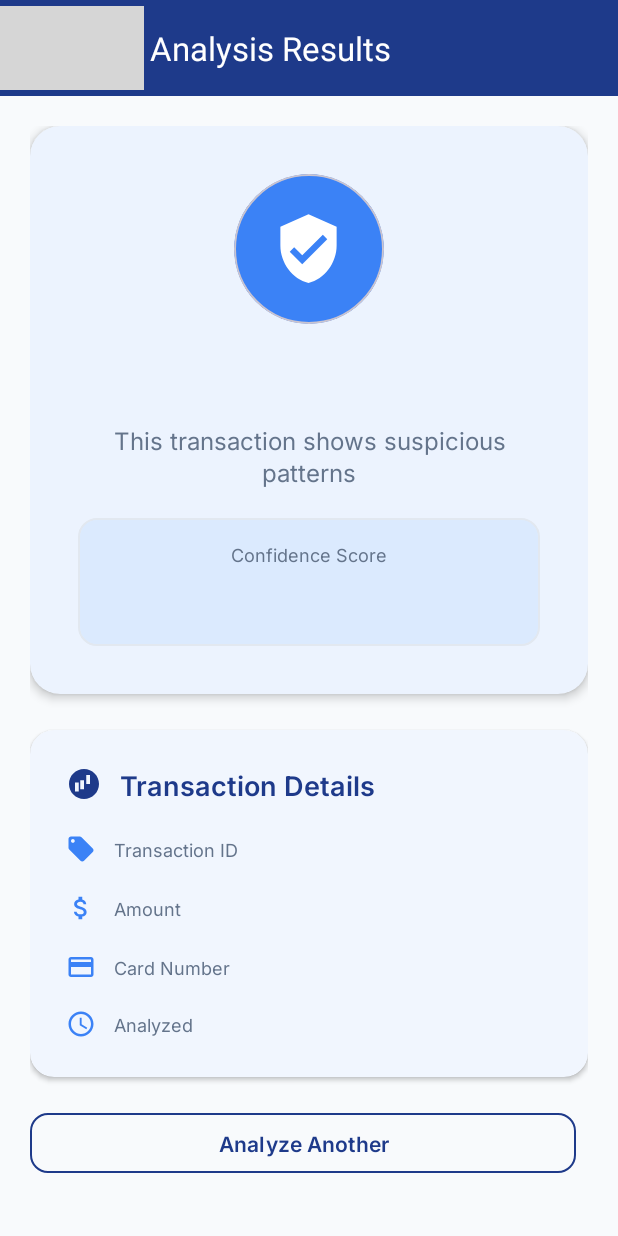
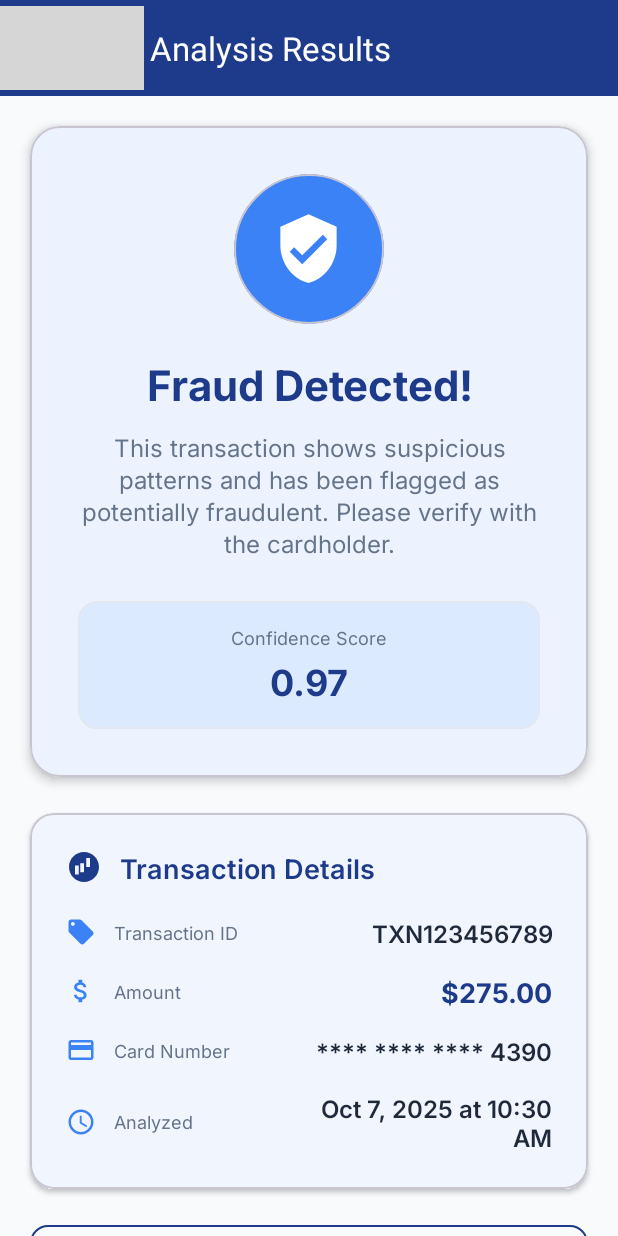
Before and after one commit to usama879/creditcardfraudproject, an Android app: the layout activity_fraud_detection_result.xml on its own in the app's theme, with its tools: preview values and no code run, on a phone screen of 412 x 824 dp. Run offline under Robolectric (Android 15) with nearby library versions, the phone set to English and light mode, and no system bars; grey boxes are pictures that could not be loaded.

Commit message:
FraudShield App Completed Week 11

```diff
--- a/app/src/main/AndroidManifest.xml
+++ b/app/src/main/AndroidManifest.xml
@@ -16,6 +16,9 @@
         android:supportsRtl="true"
         android:theme="@style/Theme.FraudShield"
         tools:targetApi="31">
+        <activity
+            android:name=".PenTestActivity"
+            android:exported="false" />
         <activity
             android:name=".StatisticsAnalyticsActivity"
             android:exported="false" />
--- a/app/src/main/res/layout/activity_fraud_detection_result.xml
+++ b/app/src/main/res/layout/activity_fraud_detection_result.xml
@@ -24,7 +24,6 @@
             app:titleTextColor="@color/white"
             app:navigationIcon="@drawable/ic_arrow_back"
             app:navigationIconTint="@color/white" />
-
     </com.google.android.material.appbar.AppBarLayout>
 
     <androidx.core.widget.NestedScrollView
@@ -37,16 +36,18 @@
             android:layout_width="match_parent"
             android:layout_height="wrap_content"
             android:orientation="vertical"
-            android:padding="20dp">
+            android:padding="20dp"
+            android:clipToPadding="false"
+            android:clipChildren="false">
 
+            <!-- Status Card -->
             <com.google.android.material.card.MaterialCardView
                 android:layout_width="match_parent"
                 android:layout_height="wrap_content"
                 android:layout_marginBottom="24dp"
                 app:cardCornerRadius="20dp"
                 app:cardElevation="4dp"
-                app:cardBackgroundColor="@color/surface_primary"
-                app:strokeWidth="0dp">
+                app:cardBackgroundColor="@color/surface_primary">
 
                 <LinearLayout
                     android:layout_width="match_parent"
@@ -72,30 +73,38 @@
                             android:src="@drawable/ic_security"
                             app:tint="@color/white"
                             android:contentDescription="Status Icon" />
-
                     </com.google.android.material.card.MaterialCardView>
 
                     <TextView
                         android:id="@+id/tvTransactionStatus"
-                        android:layout_width="wrap_content"
+                        android:layout_width="match_parent"
                         android:layout_height="wrap_content"
                         android:textSize="28sp"
                         android:textColor="@color/deep_blue"
                         android:fontFamily="@font/inter_bold"
+                        android:gravity="center"
+                        android:textAlignment="center"
+                        android:ellipsize="none"
+                        android:singleLine="false"
                         android:layout_marginBottom="8dp"
-                        android:textAlignment="center" />
+                        tools:text="Fraud Detected!" />
 
                     <TextView
                         android:id="@+id/tvStatusMessage"
-                        android:layout_width="wrap_content"
+                        android:layout_width="match_parent"
                         android:layout_height="wrap_content"
                         android:text="Our AI has analyzed this transaction"
                         android:textSize="16sp"
                         android:textColor="@color/text_secondary"
                         android:fontFamily="@font/inter_regular"
+                        android:gravity="center"
                         android:textAlignment="center"
+                        android:ellipsize="none"
+                        android:singleLine="false"
                         android:lineSpacingExtra="2dp"
-                        tools:text="This transaction shows suspicious patterns" />
+                        android:paddingTop="4dp"
+                        android:paddingBottom="8dp"
+                        tools:text="This transaction shows suspicious patterns and has been flagged as potentially fraudulent. Please verify with the cardholder." />
 
                     <LinearLayout
                         android:id="@+id/llConfidenceScore"
@@ -124,22 +133,20 @@
                             android:textColor="@color/deep_blue"
                             android:fontFamily="@font/inter_bold"
                             android:layout_gravity="center_horizontal"
-                            android:layout_marginTop="4dp" />
-
+                            android:layout_marginTop="4dp"
+                            tools:text="0.97" />
                     </LinearLayout>
-
                 </LinearLayout>
-
             </com.google.android.material.card.MaterialCardView>
 
+            <!-- Transaction Details Card -->
             <com.google.android.material.card.MaterialCardView
                 android:layout_width="match_parent"
                 android:layout_height="wrap_content"
                 android:layout_marginBottom="20dp"
                 app:cardCornerRadius="16dp"
                 app:cardElevation="2dp"
-                app:cardBackgroundColor="@color/surface_primary"
-                app:strokeWidth="0dp">
+                app:cardBackgroundColor="@color/surface_primary">
 
                 <LinearLayout
                     android:layout_width="match_parent"
@@ -147,6 +154,7 @@
                     android:orientation="vertical"
                     android:padding="24dp">
 
+                    <!-- Title Row -->
                     <LinearLayout
                         android:layout_width="match_parent"
                         android:layout_height="wrap_content"
@@ -168,9 +176,9 @@
                             android:textSize="18sp"
                             android:textColor="@color/deep_blue"
                             android:fontFamily="@font/inter_semibold" />
-
                     </LinearLayout>
 
+                    <!-- Transaction ID -->
                     <LinearLayout
                         android:layout_width="match_parent"
                         android:layout_height="wrap_content"
@@ -202,10 +210,11 @@
                             android:textSize="16sp"
                             android:textColor="@color/text_primary"
                             android:fontFamily="@font/inter_semibold"
-                            android:gravity="end" />
-
+                            android:gravity="end"
+                            tools:text="TXN123456789" />
                     </LinearLayout>
 
+                    <!-- Amount -->
                     <LinearLayout
                         android:layout_width="match_parent"
                         android:layout_height="wrap_content"
@@ -237,10 +246,11 @@
                             android:textSize="18sp"
                             android:textColor="@color/deep_blue"
                             android:fontFamily="@font/inter_bold"
-                            android:gravity="end" />
-
+                            android:gravity="end"
+                            tools:text="$275.00" />
                     </LinearLayout>
 
+                    <!-- Card Number -->
                     <LinearLayout
                         android:layout_width="match_parent"
                         android:layout_height="wrap_content"
@@ -272,10 +282,11 @@
                             android:textSize="16sp"
                             android:textColor="@color/text_primary"
                             android:fontFamily="@font/inter_semibold"
-                            android:gravity="end" />
-
+                            android:gravity="end"
+                            tools:text="**** **** **** 4390" />
                     </LinearLayout>
 
+                    <!-- Analyzed Time -->
                     <LinearLayout
                         android:layout_width="match_parent"
                         android:layout_height="wrap_content"
@@ -306,12 +317,10 @@
                             android:textSize="16sp"
                             android:textColor="@color/text_primary"
                             android:fontFamily="@font/inter_semibold"
-                            android:gravity="end" />
-
+                            android:gravity="end"
+                            tools:text="Oct 7, 2025 at 10:30 AM" />
                     </LinearLayout>
-
                 </LinearLayout>
-
             </com.google.android.material.card.MaterialCardView>
 
             <LinearLayout
@@ -323,10 +332,8 @@
                 <com.google.android.material.button.MaterialButton
                     android:id="@+id/btnAnalyzeAnother"
                     style="@style/Widget.Material3.Button.OutlinedButton"
-                    android:layout_width="0dp"
+                    android:layout_width="match_parent"
                     android:layout_height="48dp"
-                    android:layout_weight="1"
-                    android:layout_marginEnd="8dp"
                     android:text="Analyze Another"
                     android:textAllCaps="false"
                     android:textColor="@color/deep_blue"
@@ -334,12 +341,7 @@
                     app:cornerRadius="12dp"
                     app:strokeColor="@color/deep_blue"
                     app:strokeWidth="1dp" />
-
-
             </LinearLayout>
-
         </LinearLayout>
-
     </androidx.core.widget.NestedScrollView>
-
 </androidx.coordinatorlayout.widget.CoordinatorLayout>
```
Also changed, not shown: app/src/main/java/com/frauddetect/fraudshield/Adapters/CheckFraudAdapter.java (+42 -48 lines), app/src/main/java/com/frauddetect/fraudshield/AddTransactionActivity.java (+45 -36 lines), app/src/main/java/com/frauddetect/fraudshield/LoginActivity.java (+21 -2 lines), app/src/main/java/com/frauddetect/fraudshield/PenTestActivity.java (added, +100 -0 lines), app/src/main/java/com/frauddetect/fraudshield/RegisterActivity.java (+35 -19 lines), app/src/main/res/layout/activity_pen_test.xml (added, +10 -0 lines), 1 other file.
